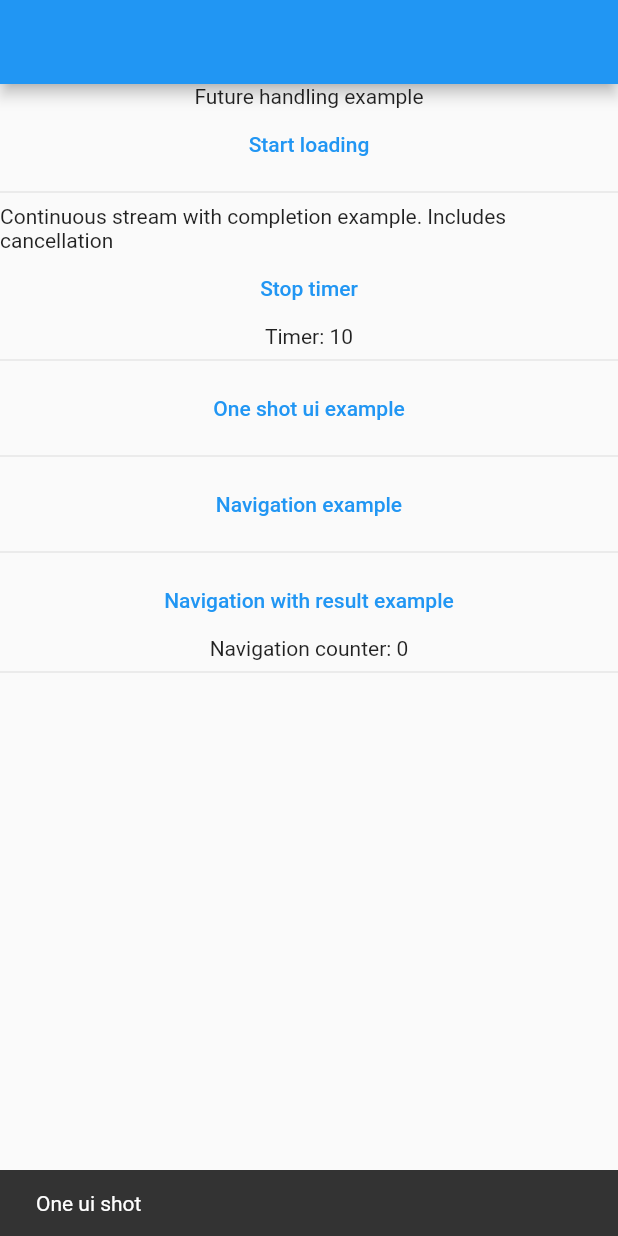
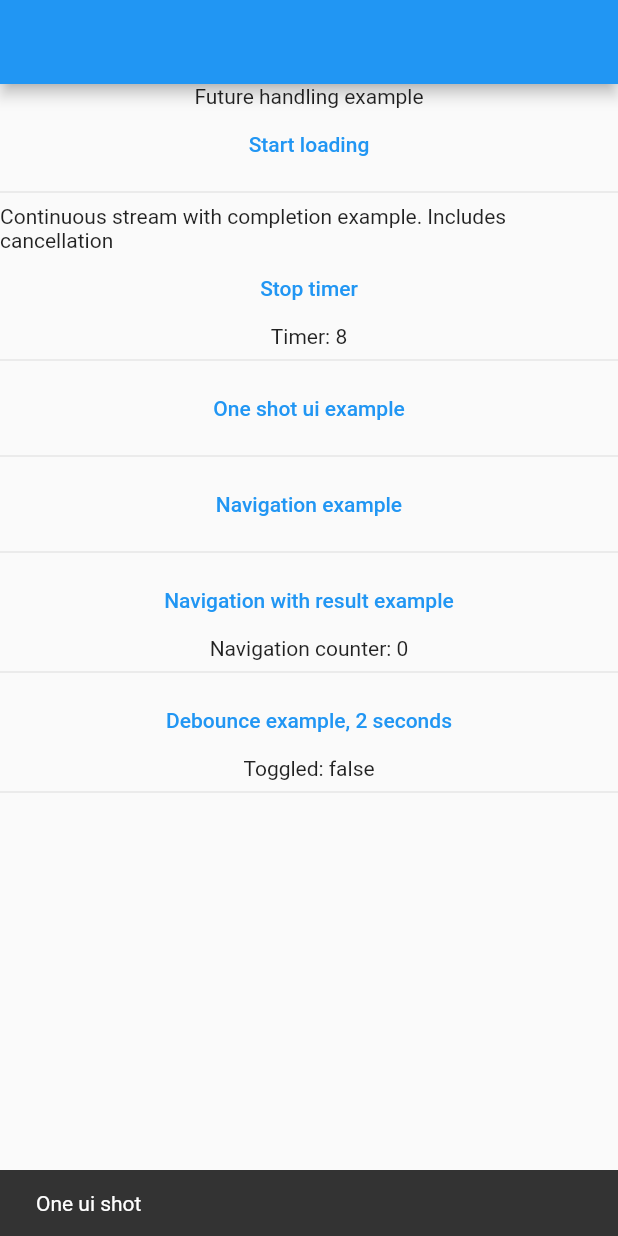
Before and after one commit to ilyachange/test_system, a Flutter app: the screen it shows after launch, after a tap on "Start loading", after a tap on "Start timer", after a tap on "One shot ui example", on a phone screen of 412 x 824 dp. Run offline on Flutter 3.47's test engine with Material 2 defaults, Android fonts, the phone set to English and light mode, and no system bars; our stand-ins replace copy_with_extension, equatable, flutter_bloc, rxdart; generated files the repository leaves out were written again.

Commit message:
Rename to more specific naming, not to create conflicts with other things Improve generics type conversions (type checks) Add stricter checks for on<Event> usage Add helpers for stream and future transformations Add bloc_concurrency example (debounce)

```diff
--- a/lib/example/example_bloc.dart
+++ b/lib/example/example_bloc.dart
@@ -1,9 +1,8 @@
 import 'package:copy_with_extension/copy_with_extension.dart';
 import 'package:equatable/equatable.dart';
 import 'package:flutter/widgets.dart';
-import 'package:quiver/async.dart';
 
-import '../system/system.dart';
+import '../system/reducible_bloc.dart';
 
 part 'example_bloc.g.dart';
 
@@ -71,18 +70,25 @@ class ExampleEventUserDidEndNavigationWithResult extends ExampleEvent {
   List<Object?> get props => [result];
 }
 
+class ExampleEventUserDidSelectToggle extends ExampleEvent {
+  @override
+  List<Object?> get props => [];
+}
+
 @CopyWith()
 class ExampleState extends Equatable {
   final bool loading;
   final bool isTimerRunning;
   final int secondsRemaining;
   final int navigationCounter;
+  final bool toggle;
 
   const ExampleState({
     this.loading = false,
     this.isTimerRunning = false,
     this.secondsRemaining = 0,
     this.navigationCounter = 0,
+    this.toggle = false,
   });
 
   @override
@@ -91,11 +97,12 @@ class ExampleState extends Equatable {
         isTimerRunning,
         secondsRemaining,
         navigationCounter,
+        toggle,
       ];
 }
 
 class ExampleEnvironment {
-  Stream<CountdownTimer> Function(int seconds) getTimer;
+  Stream<int> Function(int seconds) getTimer;
   void Function() getOneUiShot;
   Future<void> Function() getNavigation;
   Future<int?> Function(int input) getNavigationWithResult;
@@ -110,81 +117,96 @@ class ExampleEnvironment {
   );
 }
 
-class ExampleBloc extends SystemBloc<ExampleState, ExampleEvent, ExampleEnvironment> {
+class ExampleBloc extends ReducibleBloc<ExampleState, ExampleEvent, ExampleEnvironment> {
   ExampleBloc({required ExampleEnvironment environment})
       : super(
           initialState: const ExampleState(),
           environment: environment,
           reducer: _ExampleReducer(),
-        );
+        ) {
+    onReducible<ExampleEventUserDidSelectLoad>();
+    onReducible<ExampleEventDidLoad>();
+    onReducible<ExampleEventUserDidToggleTimer>();
+    onReducible<ExampleEventTimerDidUpdate>();
+    onReducible<ExampleEventTimerDidComplete>();
+    onReducible<ExampleEventUserDidSelectOneUiShot>();
+    onReducible<ExampleEventUserDidSelectNavigation>();
+    onReducible<ExampleEventUserDidEndNavigation>();
+    onReducible<ExampleEventUserDidSelectNavigationWithResult>();
+    onReducible<ExampleEventUserDidEndNavigationWithResult>();
+    onReducible<ExampleEventUserDidSelectToggle>(transformer: debounce(const Duration(seconds: 2))); // debounce
+
+    // or handle all events on a base class if no need for specific concurrency transformers
+    // onReducible<ExampleEvent>();
+  }
 }
 
 const _timerKey = Key('timerKey');
 const _timerSeconds = 10;
 
-class _ExampleReducer extends Reducer<ExampleState, ExampleEvent, ExampleEnvironment> {
+class _ExampleReducer extends BlocReducer<ExampleState, ExampleEvent, ExampleEnvironment> {
   @override
-  ReducerResult<ExampleState, List<Effect>> reduce(
+  BlocReducerResult<ExampleState, List<BlocEffect>> reduce(
       ExampleState state, ExampleEvent event, ExampleEnvironment environment) {
     // Future example
     if (event is ExampleEventUserDidSelectLoad) {
-      return ReducerResult(state.copyWith(loading: true),
+      return BlocReducerResult(state.copyWith(loading: true),
           [Future.delayed(const Duration(seconds: 3)).mapResultToEffect((_) => ExampleEventDidLoad())]);
     }
 
     if (event is ExampleEventDidLoad) {
-      return ReducerResult(state.copyWith(loading: false), []);
+      return BlocReducerResult(state.copyWith(loading: false), []);
     }
     //
 
     // Event stream example
     if (event is ExampleEventUserDidToggleTimer) {
-      return ReducerResult(
+      return BlocReducerResult(
         state.copyWith(isTimerRunning: event.start, secondsRemaining: event.start ? _timerSeconds : 0),
         [
-          Effect.cancel(key: _timerKey), // ensure cancelling the running timer effect by key
+          BlocEffect.cancel(key: _timerKey), // ensure cancelling the running timer effect by key
           if (event.start) // example of filling arrays without empty data
             environment
                 .getTimer(_timerSeconds)
                 // here we map stream events to bloc ones
-                .mapResultToEffect((timer) => timer.remaining.inSeconds == 0
-                    ? ExampleEventTimerDidComplete()
-                    : ExampleEventTimerDidUpdate(timer.remaining.inSeconds))
+                .mapResultToEffect(
+                    (counter) => counter == 0 ? ExampleEventTimerDidComplete() : ExampleEventTimerDidUpdate(counter))
                 .cancellable(key: _timerKey) // effect with cancellation key
         ],
       );
     }
 
     if (event is ExampleEventTimerDidUpdate) {
-      return ReducerResult(state.copyWith(secondsRemaining: event.secondsRemaining), []);
+      return BlocReducerResult(state.copyWith(secondsRemaining: event.secondsRemaining), []);
     }
 
     if (event is ExampleEventTimerDidComplete) {
-      return ReducerResult(state.copyWith(isTimerRunning: false, secondsRemaining: 0), []);
+      return BlocReducerResult(state.copyWith(isTimerRunning: false, secondsRemaining: 0), []);
     }
     //
 
     // One ui shot example
     if (event is ExampleEventUserDidSelectOneUiShot) {
-      return ReducerResult(state, [Effect.fireAndForget(() => environment.getOneUiShot())]);
+      return BlocReducerResult(state, [BlocEffect.fireAndForget(() => environment.getOneUiShot())]);
     }
     //
 
     // Navigation example
     if (event is ExampleEventUserDidSelectNavigation) {
-      return ReducerResult(state, [
+      return BlocReducerResult(state, [
         environment.getNavigation().mapResultToEffect((_) => ExampleEventUserDidEndNavigation()),
       ]);
     }
 
     if (event is ExampleEventUserDidEndNavigation) {
-      return ReducerResult(state, [Effect.fireAndForget(() => environment.getShowMessage('Back from navigation'))]);
+      return BlocReducerResult(
+          state, [BlocEffect.fireAndForget(() => environment.getShowMessage('Back from navigation'))]);
     }
     //
 
     // Navigation with result example
     if (event is ExampleEventUserDidSelectNavigationWithResult) {
-      return ReducerResult(state, [
+      return BlocReducerResult(state, [
         environment
             .getNavigationWithResult(state.navigationCounter)
             .unwrapAsStream()
@@ -193,10 +215,16 @@ class _ExampleReducer extends Reducer<ExampleState, ExampleEvent, ExampleEnviron
     }
 
     if (event is ExampleEventUserDidEndNavigationWithResult) {
-      return ReducerResult(state.copyWith(navigationCounter: event.result), []);
+      return BlocReducerResult(state.copyWith(navigationCounter: event.result), []);
     }
     //
 
-    return ReducerResult(state, []);
+    // debounce example
+    if (event is ExampleEventUserDidSelectToggle) {
+      return BlocReducerResult(state.copyWith(toggle: !state.toggle), []);
+    }
+    //
+
+    return BlocReducerResult(state, []);
   }
 }
--- a/lib/example/example_screen.dart
+++ b/lib/example/example_screen.dart
@@ -1,9 +1,10 @@
 import 'package:flutter/material.dart';
 import 'package:flutter_bloc/flutter_bloc.dart';
-import 'package:quiver/async.dart';
 import 'package:test_system/example/example_bloc.dart';
 
 class ExampleScreen extends StatelessWidget {
+  const ExampleScreen({Key? key}) : super(key: key);
+
   @override
   Widget build(BuildContext context) {
     return BlocProvider<ExampleBloc>(
@@ -65,6 +66,12 @@ class _TestWidget extends StatelessWidget {
           ),
           Text('Navigation counter: ${state.navigationCounter}'),
           const Divider(),
+          TextButton(
+            onPressed: () => context.read<ExampleBloc>().add(ExampleEventUserDidSelectToggle()),
+            child: const Text('Debounce example, 2 seconds'),
+          ),
+          Text('Toggled: ${state.toggle}'),
+          const Divider(),
         ],
       ),
     );
@@ -72,8 +79,7 @@ class _TestWidget extends StatelessWidget {
 }
 
 // These can be taken from Injector, for this example just functions
-Stream<CountdownTimer> _eventStreamExample(int seconds) =>
-    CountdownTimer(Duration(seconds: seconds + 1), const Duration(seconds: 1));
+Stream<int> _eventStreamExample(int seconds) => Stream<int>.periodic(const Duration(seconds: 1), (x) => seconds - x - 1 ).take(seconds);
 
 // UI stuff
 void _showMessage(BuildContext context, String message) =>
--- a/lib/main.dart
+++ b/lib/main.dart
@@ -10,6 +10,6 @@ class MyApp extends StatelessWidget {
 
   @override
   Widget build(BuildContext context) {
-    return MaterialApp(home: ExampleScreen());
+    return const MaterialApp(home: ExampleScreen());
   }
 }
--- /dev/null
+++ b/lib/system/reducible_bloc.dart
@@ -0,0 +1,3 @@
+export 'src/core.dart';
+export 'src/helpers.dart';
+export 'src/implementation.dart';
--- a/lib/system/src/system_bloc.dart
+++ b/lib/system/src/implementation.dart
@@ -1,24 +1,35 @@
 import 'dart:async';
 
 import 'package:flutter_bloc/flutter_bloc.dart';
-import 'system.dart';
+import 'core.dart';
 
-class SystemBloc<State, Event, Environment> extends Bloc<Event, State> {
+class ReducibleBloc<State, Event, Environment> extends Bloc<Event, State> {
   final Environment _environment;
-  final Reducer<State, Event, Environment> _reducer;
-  final Map<Effect, StreamSubscription> _effectsMap = {};
+  final BlocReducer<State, Event, Environment> _reducer;
+  final Map<BlocEffect, StreamSubscription> _effectsMap = {};
 
-  SystemBloc({
+  ReducibleBloc({
     required State initialState,
     required Environment environment,
-    required Reducer<State, Event, Environment> reducer,
+    required BlocReducer<State, Event, Environment> reducer,
   })  : _environment = environment,
         _reducer = reducer,
-        super(initialState) {
-    on<Event>(_dispatchEvent);
+        super(initialState);
+
+  void onReducible<E extends Event>({
+    EventTransformer<E>? transformer,
+  }) =>
+      super.on<E>(_handler, transformer: transformer);
+
+  @override
+  void on<E extends Event>(
+    EventHandler<E, State> handler, {
+    EventTransformer<E>? transformer,
+  }) {
+    assert((false), 'on<Event>() not allowed in this class, use onReducible<Event>()');
   }
 
-  void _dispatchEvent(Event event, Emitter emit) {
+  void _handler(Event event, Emitter emit) {
     final result = _reducer.reduce(super.state, event, _environment);
 
     // cancel effects
--- a/lib/system/system.dart
+++ /dev/null
@@ -1,3 +0,0 @@
-export 'src/system.dart';
-export 'src/system_bloc.dart';
-export 'src/system_extensions.dart';
```
Also changed, not shown: analysis_options.yaml (+0 -28 lines), lib/system/src/core.dart (added, +38 -0 lines), lib/system/src/helpers.dart (added, +29 -0 lines), lib/system/src/system.dart (deleted, +0 -39 lines), lib/system/src/system_extensions.dart (deleted, +0 -28 lines), pubspec.yaml (+2 -7 lines).
